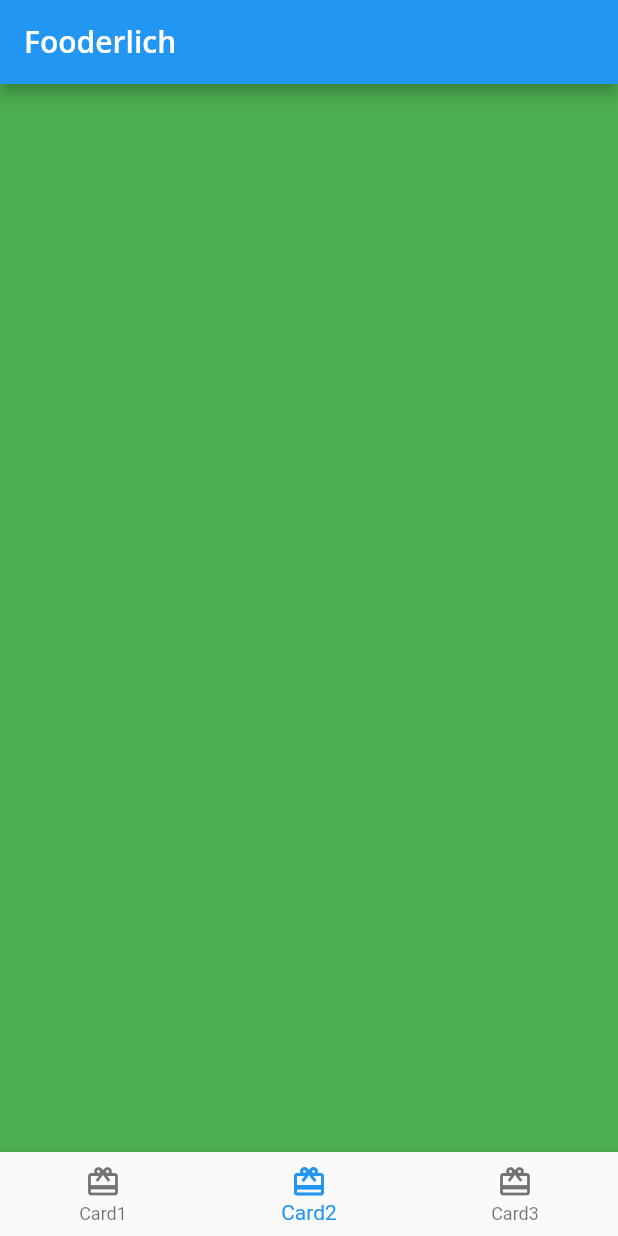
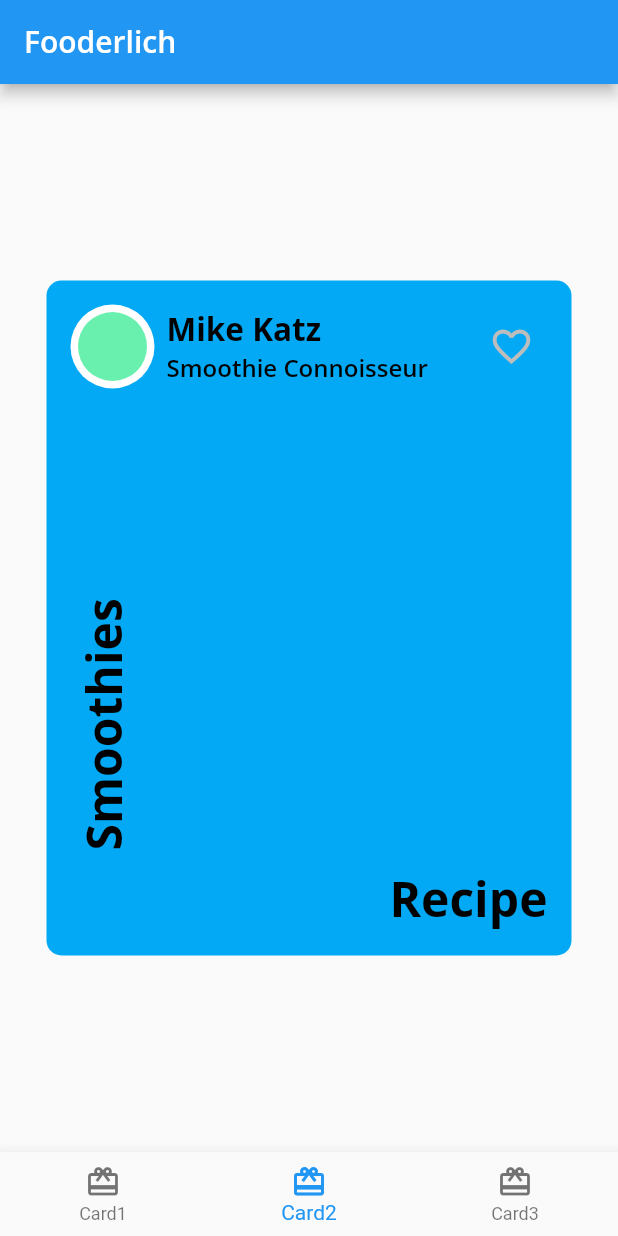
Before and after one commit to azizkhoso/flutter_apprenticeship, a Flutter app: the screen it shows after launch, item 2 of the bottom bar chosen, on a phone screen of 412 x 824 dp. Run offline on Flutter 3.47's test engine with Material 2 defaults, Android fonts, the phone set to English and light mode, and no system bars; our stand-ins replace google_fonts.

Commit message:
Finalized Card2

```diff
--- /dev/null
+++ b/lib/author_card.dart
@@ -0,0 +1,54 @@
+import 'package:flutter/material.dart';
+import 'fooderlich_theme.dart';
+import 'circle_image.dart';
+
+class AuthorCard extends StatelessWidget {
+  final String authorName;
+  final String title;
+  // final ImageProvider imageProvider;
+
+  const AuthorCard({
+    Key? key,
+    required this.authorName,
+    required this.title,
+    /* required this.imageProvider */
+  }) : super(key: key);
+
+  @override
+  Widget build(BuildContext context) {
+    return Container(
+      padding: const EdgeInsets.all(16),
+      child: Row(
+        mainAxisAlignment: MainAxisAlignment.spaceBetween,
+        children: [
+          Row(
+            children: [
+              const CircleImage(imageRadius: 28),
+              const SizedBox(width: 8),
+              Column(
+                crossAxisAlignment: CrossAxisAlignment.start,
+                children: [
+                  Text(authorName,
+                      style: FooderlichTheme.lightTextTheme.headline2),
+                  Text(
+                    title,
+                    style: FooderlichTheme.lightTextTheme.headline3,
+                  ),
+                ],
+              ),
+            ],
+          ),
+          IconButton(
+            onPressed: () {
+              const snackBar = SnackBar(content: Text('Pressed'));
+              ScaffoldMessenger.of(context).showSnackBar(snackBar);
+            },
+            icon: const Icon(Icons.favorite_border),
+            iconSize: 30,
+            color: Colors.grey[400],
+          )
+        ],
+      ),
+    );
+  }
+}
--- /dev/null
+++ b/lib/card2.dart
@@ -0,0 +1,53 @@
+import 'package:flutter/material.dart';
+import 'package:flutter_apprenticeship/fooderlich_theme.dart';
+import 'package:flutter_apprenticeship/main.dart';
+import 'author_card.dart';
+
+class Card2 extends StatelessWidget {
+  const Card2({Key? key}) : super(key: key);
+  @override
+  Widget build(BuildContext context) {
+    return Center(
+      child: Container(
+        constraints: const BoxConstraints.expand(
+          width: 350,
+          height: 450,
+        ),
+        decoration: const BoxDecoration(
+            color: Colors.lightBlue,
+            borderRadius: BorderRadius.all(Radius.circular(10))),
+        child: Column(
+          children: [
+            const AuthorCard(
+                authorName: 'Mike Katz', title: 'Smoothie Connoisseur'),
+            Expanded(
+              child: Stack(
+                children: [
+                  Positioned(
+                    bottom: 16,
+                    right: 16,
+                    child: Text(
+                      'Recipe',
+                      style: FooderlichTheme.lightTextTheme.headline1,
+                    ),
+                  ),
+                  Positioned(
+                    bottom: 70,
+                    left: 16,
+                    child: RotatedBox(
+                      quarterTurns: 3,
+                      child: Text(
+                        'Smoothies',
+                        style: FooderlichTheme.lightTextTheme.headline1,
+                      ),
+                    ),
+                  ),
+                ],
+              ),
+            ),
+          ],
+        ),
+      ),
+    );
+  }
+}
--- /dev/null
+++ b/lib/circle_image.dart
@@ -0,0 +1,20 @@
+import 'package:flutter/material.dart';
+
+class CircleImage extends StatelessWidget {
+  final double imageRadius;
+  // final ImageProvider imageProvider;
+  const CircleImage(
+      {Key? key, /* required this.imageProvider, */ this.imageRadius = 20})
+      : super(key: key);
+  @override
+  Widget build(BuildContext context) {
+    return CircleAvatar(
+      backgroundColor: Colors.white,
+      radius: imageRadius,
+      child: CircleAvatar(
+        radius: imageRadius - 5,
+        backgroundColor: Colors.greenAccent,
+      ),
+    );
+  }
+}
--- a/lib/home.dart
+++ b/lib/home.dart
@@ -1,5 +1,6 @@
 import 'package:flutter/material.dart';
 import 'card1.dart';
+import 'card2.dart';
 
 class Home extends StatefulWidget {
   const Home({Key? key}) : super(key: key);
@@ -11,7 +12,7 @@ class _HomeState extends State<Home> {
   int _selectedIndex = 0;
   static List<Widget> pages = <Widget>[
     const Center(child: Card1()),
-    Container(color: Colors.green),
+    const Card2(),
     Container(color: Colors.blue),
   ];
   void _onTappedItem(int index) {
```
